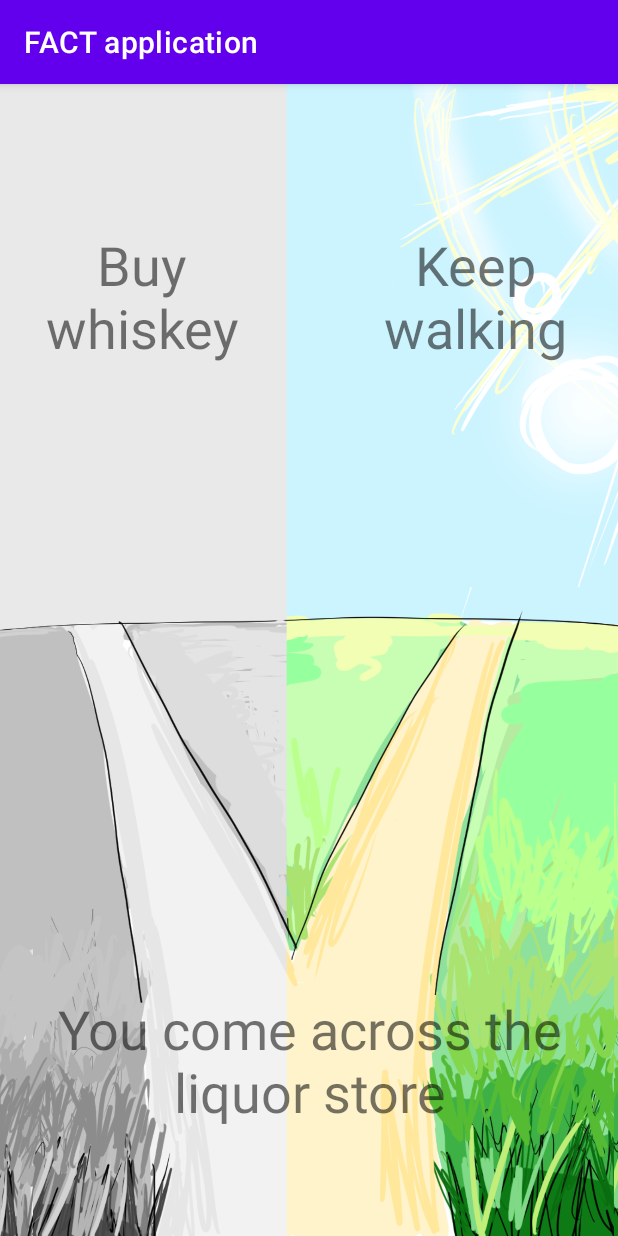
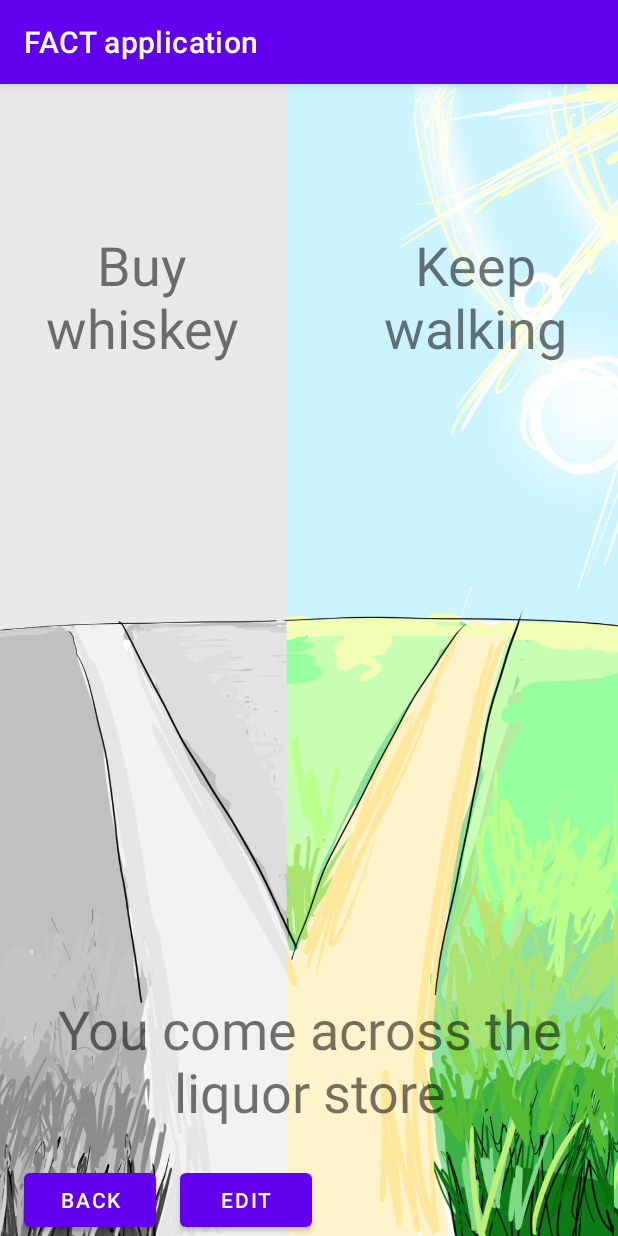
Before and after one commit to Dj5822/FACT-Application, an Android app: the ChoicepointActivity screen opened directly, with no data from a screen before it, on a phone screen of 412 x 824 dp. Run offline under Robolectric (Android 15) with nearby library versions, the phone set to English and light mode, and no system bars.

Commit message:
Add buttons

```diff
--- a/app/src/main/res/layout/activity_choicepoint.xml
+++ b/app/src/main/res/layout/activity_choicepoint.xml
@@ -60,6 +60,24 @@
             android:text="You come across the liquor store"
             android:layout_alignParentBottom="true"
             android:paddingBottom="72dp"/>
+        <LinearLayout
+            android:layout_width="match_parent"
+            android:layout_height="wrap_content"
+            android:orientation="horizontal"
+            android:layout_alignParentBottom="true"
+            >
+            <Button
+                android:layout_height="wrap_content"
+                android:layout_width="wrap_content"
+                android:text="Back"
+                android:layout_marginLeft="16sp"/>
+            <Button
+                android:layout_height="wrap_content"
+                android:layout_width="wrap_content"
+                android:text="Edit"
+                android:layout_marginLeft="16sp"/>
+        </LinearLayout>
+
     </RelativeLayout>
 
 </RelativeLayout>
```
